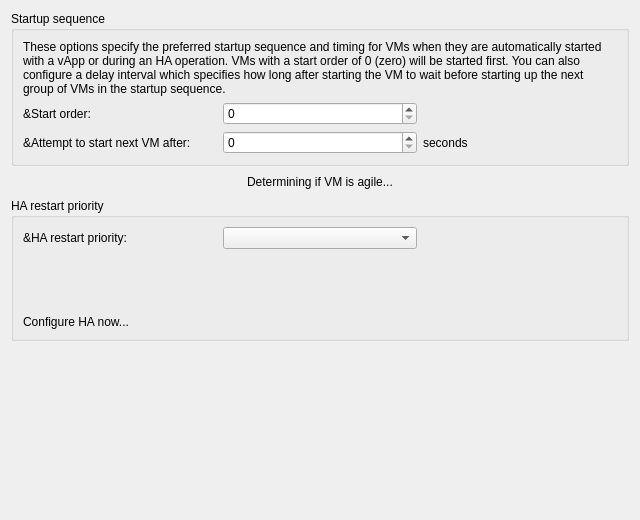
Old version of the form src/xenadmin-ui/settingspanels/vmhaeditpage.ui in the repository benapetr/XenAdminQt.
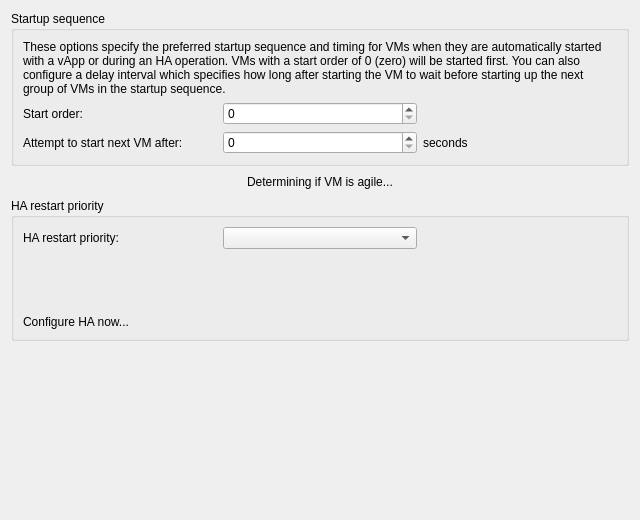
New version of the form.

Diff of the .ui file:
```diff
--- a/src/xenadmin-ui/settingspanels/vmhaeditpage.ui
+++ b/src/xenadmin-ui/settingspanels/vmhaeditpage.ui
@@ -30,7 +30,7 @@
       <item row="1" column="0">
        <widget class="QLabel" name="labelStartOrder">
         <property name="text">
-         <string>&amp;Start order:</string>
+         <string>Start order:</string>
         </property>
        </widget>
       </item>
@@ -44,7 +44,7 @@
       <item row="2" column="0">
        <widget class="QLabel" name="labelStartDelay">
         <property name="text">
-         <string>&amp;Attempt to start next VM after:</string>
+         <string>Attempt to start next VM after:</string>
         </property>
        </widget>
       </item>
@@ -128,7 +128,7 @@
       <item row="0" column="0">
        <widget class="QLabel" name="labelProtectionLevel">
         <property name="text">
-         <string>&amp;HA restart priority:</string>
+         <string>HA restart priority:</string>
         </property>
        </widget>
       </item>
```
Left out of the diff: 6 changed lines with no effect on the pictures.
